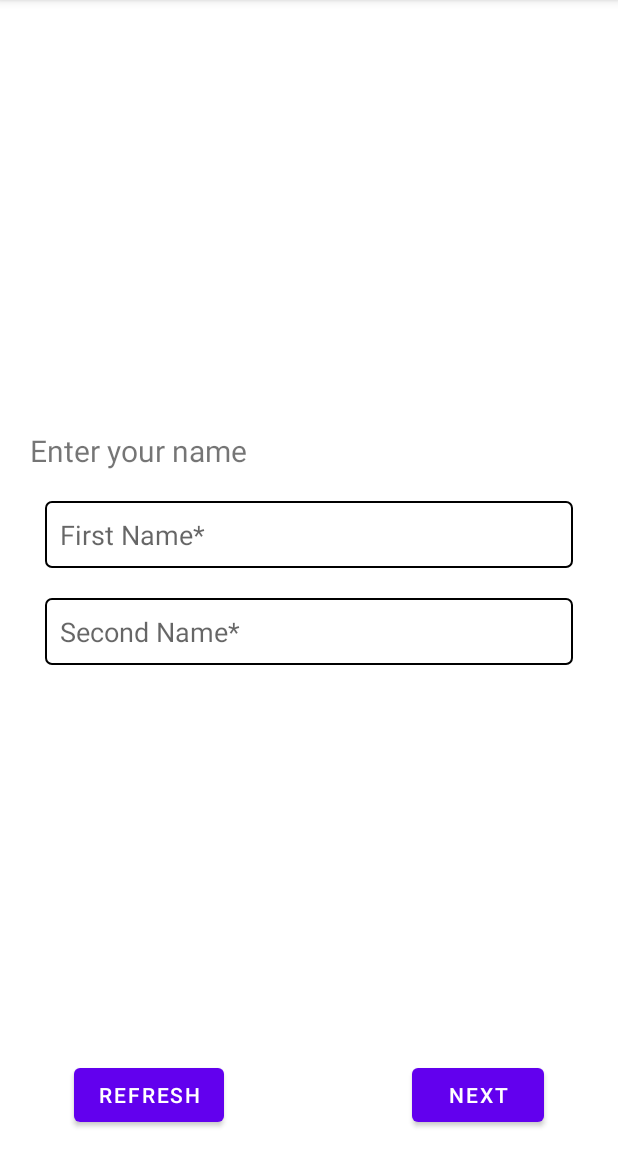
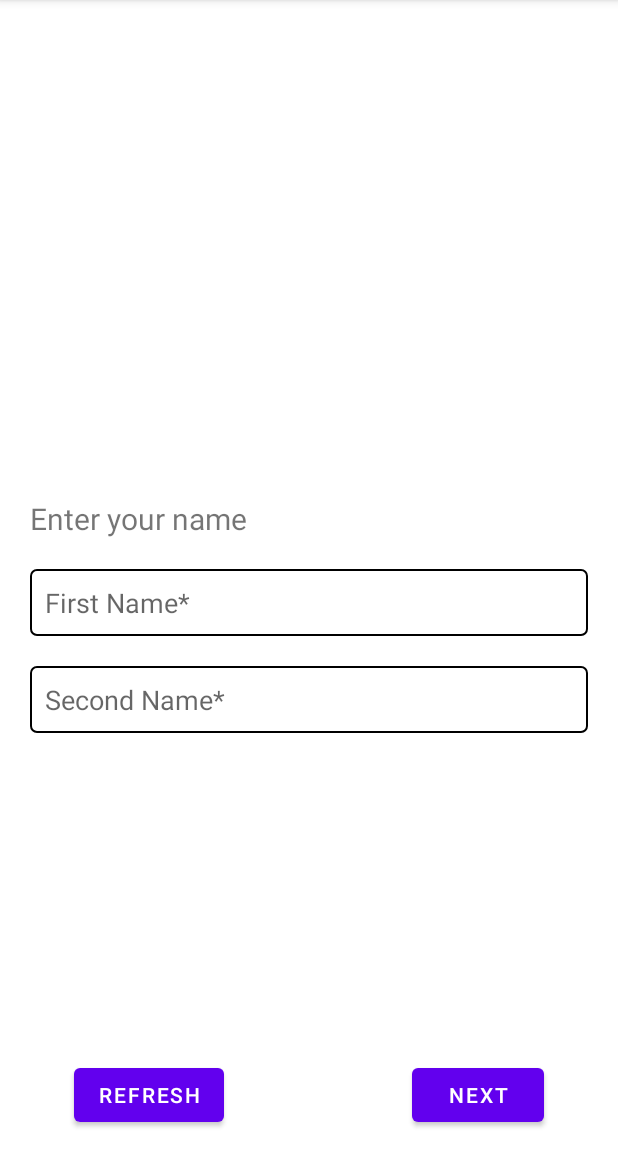
Before and after one commit to PRALIVE/Android_Training_Projects, an Android app: the screen it shows after launch (MainActivity), on a phone screen of 412 x 824 dp, the part 84-1236 px from its top. Run offline under Robolectric (Android 15) with nearby library versions, the phone set to English and light mode, and no system bars; our stand-ins replace Room's generated code, data binding.

Commit message:
Data Binding Implemented

```diff
--- a/app/build.gradle
+++ b/app/build.gradle
@@ -31,6 +31,9 @@ android {
     kotlinOptions {
         jvmTarget = '1.8'
     }
+    buildFeatures{
+        dataBinding true
+    }
 }
 
 dependencies {
--- a/app/src/main/java/com/example/multistepform/FirstFragment.kt
+++ b/app/src/main/java/com/example/multistepform/FirstFragment.kt
@@ -9,15 +9,18 @@ import android.view.LayoutInflater
 import android.view.View
 import android.view.ViewGroup
 import android.widget.EditText
+import androidx.databinding.DataBindingUtil
 import com.example.multistepform.database.UserDao
+import com.example.multistepform.databinding.FragmentFirstBinding
 import com.example.multistepform.datamodels.User
 import kotlinx.coroutines.CoroutineScope
 import kotlinx.coroutines.Dispatchers
 import kotlinx.coroutines.launch
 
-class FirstFragment(val user : User, val roomDao : UserDao ) : Fragment(), ValidateInfo {
-    lateinit var firstNameField : EditText
-    lateinit var secondNameField: EditText
+class FirstFragment(val User : User, val roomDao : UserDao ) : Fragment(), ValidateInfo {
+//    lateinit var firstNameField : EditText
+//    lateinit var secondNameField: EditText
+    lateinit var binding: FragmentFirstBinding
 
     override fun onCreate(savedInstanceState: Bundle?) {
         super.onCreate(savedInstanceState)
@@ -29,22 +32,19 @@ class FirstFragment(val user : User, val roomDao : UserDao ) : Fragment(), Valid
     ): View? {
         // Inflate the layout for this fragment
         Log.d("oncreateview","onCreateView is invoked on fragment 1")
-        val view :View = inflater.inflate(R.layout.fragment_first, container, false)
-        firstNameField = view.findViewById(R.id.firstname)
-        secondNameField = view.findViewById(R.id.secondname)
-        firstNameField.setText(user.firstName)
-        secondNameField.setText(user.secondName)
+        binding=DataBindingUtil.inflate(inflater, R.layout.fragment_first, container, false);
+        binding.user = User
 
         //maintaining firstname field
-        firstNameField.addTextChangedListener(object : TextWatcher {
+        binding.firstname.addTextChangedListener(object : TextWatcher {
             override fun beforeTextChanged(p0: CharSequence?, p1: Int, p2: Int, p3: Int) {
                 val b :String = "ram"
             }
             override fun onTextChanged(charSequence: CharSequence, i: Int, i1: Int, i2: Int) {
                 if (charSequence.length > 0) {
-                    user.firstName = charSequence.toString()
+                    User.firstName = charSequence.toString()
                     CoroutineScope(Dispatchers.IO).launch{
-                        roomDao.updateUser(user)
+                        roomDao.updateUser(User)
                     }
                 }
             }
@@ -54,15 +54,15 @@ class FirstFragment(val user : User, val roomDao : UserDao ) : Fragment(), Valid
         })
 
         //maintaining secondname field
-        secondNameField.addTextChangedListener(object : TextWatcher {
+        binding.secondname.addTextChangedListener(object : TextWatcher {
             override fun beforeTextChanged(p0: CharSequence?, p1: Int, p2: Int, p3: Int) {
                 val b :String = "ram"
             }
             override fun onTextChanged(charSequence: CharSequence, i: Int, i1: Int, i2: Int) {
                 if (charSequence.length > 0) {
-                    user.secondName = charSequence.toString()
+                    User.secondName = charSequence.toString()
                     CoroutineScope(Dispatchers.IO).launch{
-                        roomDao.updateUser(user)
+                        roomDao.updateUser(User)
                     }
                 }
             }
@@ -70,33 +70,33 @@ class FirstFragment(val user : User, val roomDao : UserDao ) : Fragment(), Valid
                 val a :String = "ram"
             }
         })
-        return view
+        return binding.root
     }
 
     override fun isValid() : Boolean{
-        if(user.firstName != "" && user.secondName!= ""){
-            firstNameField.setBackgroundResource(R.drawable.border_field)
-            secondNameField.setBackgroundResource(R.drawable.border_field)
+        if(User.firstName != "" && User.secondName!= ""){
+            binding.firstname.setBackgroundResource(R.drawable.border_field)
+            binding.secondname.setBackgroundResource(R.drawable.border_field)
             return true
         }else{
-            if(user.firstName == ""){
-                firstNameField.setBackgroundResource(R.drawable.error_border)
+            if(User.firstName == ""){
+                binding.firstname.setBackgroundResource(R.drawable.error_border)
             }else{
-                firstNameField.setBackgroundResource(R.drawable.border_field)
+                binding.firstname.setBackgroundResource(R.drawable.border_field)
             }
-            if(user.secondName == "") {
-                secondNameField.setBackgroundResource(R.drawable.error_border)
+            if(User.secondName == "") {
+                binding.firstname.setBackgroundResource(R.drawable.error_border)
             }else{
-                secondNameField.setBackgroundResource(R.drawable.border_field)
+                binding.secondname.setBackgroundResource(R.drawable.border_field)
             }
             return false
         }
     }
 
     override fun updateAllFields() {
-        user.firstName = ""
-        user.secondName = ""
-        firstNameField.setText("")
-        secondNameField.setText("")
+        User.firstName = ""
+        User.secondName = ""
+        binding.firstname.setText("")
+        binding.secondname.setText("")
     }
 }
--- a/app/src/main/java/com/example/multistepform/MainActivity.kt
+++ b/app/src/main/java/com/example/multistepform/MainActivity.kt
@@ -6,11 +6,13 @@ import android.util.Log
 import android.view.View
 import android.widget.Button
 import androidx.appcompat.app.AlertDialog
+import androidx.databinding.DataBindingUtil
 import androidx.room.Room
 import androidx.swiperefreshlayout.widget.SwipeRefreshLayout
 import androidx.viewpager2.widget.ViewPager2
 import com.example.multistepform.adapter.ViewPagerAdapter
 import com.example.multistepform.database.UserDatabase
+import com.example.multistepform.databinding.ActivityMainBinding
 import com.example.multistepform.datamodels.User
 import kotlinx.coroutines.CoroutineScope
 import kotlinx.coroutines.Dispatchers
@@ -25,10 +27,18 @@ class MainActivity : AppCompatActivity() {
     lateinit var submit : Button
     lateinit var refresh : Button
     lateinit var swipeRefresh : SwipeRefreshLayout
+    lateinit var binding: ActivityMainBinding
 
     override fun onCreate(savedInstanceState: Bundle?) {
         super.onCreate(savedInstanceState)
-        setContentView(R.layout.activity_main)
+        binding = DataBindingUtil.setContentView(this,R.layout.activity_main)
+        viewPager = binding.viewpager
+        previous = binding.previous
+        next = binding.next
+        submit = binding.submit
+        swipeRefresh = binding.swipeRefreshLayout
+        refresh = binding.refresh
+        //setContentView(R.layout.activity_main)
 
         //first make a instance of database
         val room = Room.databaseBuilder(
@@ -53,12 +63,12 @@ class MainActivity : AppCompatActivity() {
 
         }
 
-        viewPager = findViewById<ViewPager2>(R.id.viewpager)
-        previous = findViewById<Button>(R.id.previous)
-        next = findViewById<Button>(R.id.next)
-        submit = findViewById<Button>(R.id.submit)
-        refresh = findViewById<Button>(R.id.refresh)
-        swipeRefresh = findViewById(R.id.swipe_refresh_layout)
+//        viewPager = findViewById<ViewPager2>(R.id.viewpager)
+//        previous = findViewById<Button>(R.id.previous)
+//        next = findViewById<Button>(R.id.next)
+//        submit = findViewById<Button>(R.id.submit)
+//        refresh = findViewById<Button>(R.id.refresh)
+//        swipeRefresh = findViewById(R.id.swipe_refresh_layout)
 
         swipeRefresh.setOnRefreshListener {
             CoroutineScope(Dispatchers.IO).launch{
@@ -116,7 +126,7 @@ class MainActivity : AppCompatActivity() {
         }
 
         refresh.setOnClickListener {
-            recreate()
+
         }
     }
 
--- a/app/src/main/res/layout/activity_main.xml
+++ b/app/src/main/res/layout/activity_main.xml
@@ -1,24 +1,29 @@
 <?xml version="1.0" encoding="utf-8"?>
-<androidx.constraintlayout.widget.ConstraintLayout xmlns:android="http://schemas.android.com/apk/res/android"
+<layout xmlns:android="http://schemas.android.com/apk/res/android"
     xmlns:app="http://schemas.android.com/apk/res-auto"
-    xmlns:tools="http://schemas.android.com/tools"
+    xmlns:tools="http://schemas.android.com/tools">
+
+<androidx.constraintlayout.widget.ConstraintLayout
     android:layout_width="match_parent"
     android:layout_height="match_parent"
     tools:context=".MainActivity">
 
     <androidx.swiperefreshlayout.widget.SwipeRefreshLayout
-        android:id="@+id/swipe_refresh_layout"
+        android:id="@+id/swipeRefreshLayout"
         android:layout_width="0dp"
         android:layout_height="0dp"
+        android:foregroundGravity="center"
         app:layout_constraintEnd_toEndOf="parent"
         app:layout_constraintStart_toStartOf="parent"
         app:layout_constraintTop_toTopOf="parent"
-        app:layout_constraintBottom_toTopOf="@+id/previous">
+        app:layout_constraintBottom_toTopOf="@id/guidelineDown">
 
         <androidx.viewpager2.widget.ViewPager2
             android:id="@+id/viewpager"
             android:layout_width="match_parent"
-            android:layout_height="match_parent" />
+            android:layout_height="wrap_content"
+            android:foregroundGravity="center"
+            />
 
     </androidx.swiperefreshlayout.widget.SwipeRefreshLayout>
 
@@ -28,8 +33,8 @@
         android:layout_height="wrap_content"
         android:text="Previous"
         app:layout_constraintBottom_toBottomOf="parent"
-        app:layout_constraintStart_toStartOf="@id/guidelineleft"
-        app:layout_constraintTop_toTopOf="@+id/guidelinedown" />
+        app:layout_constraintStart_toStartOf="@id/guidelineLeft"
+        app:layout_constraintTop_toTopOf="@+id/guidelineDown" />
 
     <Button
         android:id="@+id/refresh"
@@ -38,8 +43,8 @@
         android:text="Refresh"
         android:visibility="gone"
         app:layout_constraintBottom_toBottomOf="parent"
-        app:layout_constraintStart_toStartOf="@id/guidelineleft"
-        app:layout_constraintTop_toTopOf="@+id/guidelinedown" />
+        app:layout_constraintStart_toStartOf="@id/guidelineLeft"
+        app:layout_constraintTop_toTopOf="@+id/guidelineDown" />
 
     <Button
         android:id="@+id/next"
@@ -47,8 +52,8 @@
         android:layout_height="wrap_content"
         android:text="Next"
         app:layout_constraintBottom_toBottomOf="parent"
-        app:layout_constraintEnd_toEndOf="@id/guidelineright"
-        app:layout_constraintTop_toTopOf="@+id/guidelinedown" />
+        app:layout_constraintEnd_toEndOf="@id/guidelineRight"
+        app:layout_constraintTop_toTopOf="@+id/guidelineDown" />
 
     <Button
         android:id="@+id/submit"
@@ -57,28 +62,36 @@
         android:text="Submit"
         android:visibility="gone"
         app:layout_constraintBottom_toBottomOf="parent"
-        app:layout_constraintEnd_toEndOf="@id/guidelineright"
-        app:layout_constraintTop_toTopOf="@+id/guidelinedown" />
+        app:layout_constraintEnd_toEndOf="@id/guidelineRight"
+        app:layout_constraintTop_toTopOf="@+id/guidelineDown" />
 
     <androidx.constraintlayout.widget.Guideline
-        android:id="@+id/guidelinedown"
+        android:id="@+id/guidelineDown"
         android:layout_width="wrap_content"
         android:layout_height="wrap_content"
         android:orientation="horizontal"
         app:layout_constraintGuide_percent=".9" />
 
     <androidx.constraintlayout.widget.Guideline
-        android:id="@+id/guidelineleft"
+        android:id="@+id/guidelineLeft"
         android:layout_width="wrap_content"
         android:layout_height="wrap_content"
         android:orientation="vertical"
         app:layout_constraintGuide_percent="0.12" />
 
     <androidx.constraintlayout.widget.Guideline
-        android:id="@+id/guidelineright"
+        android:id="@+id/guidelineRight"
         android:layout_width="wrap_content"
         android:layout_height="wrap_content"
         android:orientation="vertical"
-        app:layout_constraintGuide_percent="0.88"/>
+        app:layout_constraintGuide_percent="0.88" />
+
+    <androidx.constraintlayout.widget.Guideline
+        android:id="@+id/guidelineTop"
+        android:layout_width="wrap_content"
+        android:layout_height="wrap_content"
+        android:orientation="horizontal"
+        app:layout_constraintGuide_percent="0.25" />
 
 </androidx.constraintlayout.widget.ConstraintLayout>
+</layout>
--- a/app/src/main/res/layout/fragment_first.xml
+++ b/app/src/main/res/layout/fragment_first.xml
@@ -1,46 +1,65 @@
 <?xml version="1.0" encoding="utf-8"?>
-<FrameLayout xmlns:android="http://schemas.android.com/apk/res/android"
+<layout xmlns:android="http://schemas.android.com/apk/res/android"
     xmlns:tools="http://schemas.android.com/tools"
-    android:layout_width="match_parent"
-    android:layout_height="match_parent"
     xmlns:app="http://schemas.android.com/apk/res-auto"
     tools:context=".FirstFragment">
 
+    <data>
+        <variable
+            name="user"
+            type="com.example.multistepform.datamodels.User" />
+    </data>
+
+
     <androidx.constraintlayout.widget.ConstraintLayout
         android:layout_width="match_parent"
-        android:layout_height="wrap_content"
-        android:layout_gravity="center"
+        android:layout_height="match_parent"
         android:layout_marginHorizontal="20dp">
 
         <TextView
             android:id="@+id/heading"
             android:layout_width="match_parent"
             android:layout_height="wrap_content"
+            android:layout_margin="20dp"
             android:text="Enter your name"
-            android:textSize="20dp"
-            app:layout_constraintTop_toTopOf="parent"/>
+            android:textSize="20sp"
+            app:layout_constraintBottom_toBottomOf="parent"
+            app:layout_constraintStart_toStartOf="parent"
+            app:layout_constraintTop_toTopOf="parent" />
 
         <EditText
             android:id="@+id/firstname"
-            android:layout_width="match_parent"
+            android:layout_width="0dp"
             android:layout_height="wrap_content"
+            android:layout_margin="20dp"
+            android:background="@drawable/border_field"
+            android:hint="First Name*"
             android:padding="10dp"
-            android:hint="First Name*"
-            android:layout_marginTop="20dp"
-            android:layout_marginHorizontal="10dp"
-            android:background="@drawable/border_field"
-            app:layout_constraintTop_toBottomOf="@id/heading"/>
+            android:text="@{user.firstName}"
+            app:layout_constraintEnd_toEndOf="parent"
+            app:layout_constraintStart_toStartOf="parent"
+            app:layout_constraintTop_toBottomOf="@id/heading" />
 
         <EditText
             android:id="@+id/secondname"
-            android:layout_width="match_parent"
+            android:layout_width="0dp"
             android:layout_height="wrap_content"
+            android:layout_margin="20dp"
+            android:layout_marginHorizontal="10dp"
+            android:background="@drawable/border_field"
+            android:hint="Second Name*"
             android:padding="10dp"
-            android:hint="Second Name*"
-            android:background="@drawable/border_field"
-            android:layout_marginTop="20dp"
-            android:layout_marginHorizontal="10dp"
-            app:layout_constraintTop_toBottomOf="@+id/firstname"/>
+            android:text="@{user.secondName}"
+            app:layout_constraintEnd_toEndOf="parent"
+            app:layout_constraintStart_toStartOf="parent"
+            app:layout_constraintTop_toBottomOf="@+id/firstname" />
+
+        <androidx.constraintlayout.widget.Guideline
+            android:id="@+id/guideline"
+            android:layout_width="wrap_content"
+            android:layout_height="wrap_content"
+            android:orientation="vertical"
+            app:layout_constraintGuide_begin="20dp" />
 
     </androidx.constraintlayout.widget.ConstraintLayout>
-</FrameLayout>
+</layout>
```
Also changed, not shown: app/src/main/java/com/example/multistepform/SecondFragment.kt (+30 -26 lines), app/src/main/java/com/example/multistepform/ThirdFragment.kt (+33 -28 lines), app/src/main/res/layout/fragment_second.xml (+29 -18 lines), app/src/main/res/layout/fragment_third.xml (+34 -21 lines), app/src/main/java/com/example/multistepform/MyInterfacet.kt (renamed from app/src/main/java/com/example/multistepform/MyFragment.kt).
